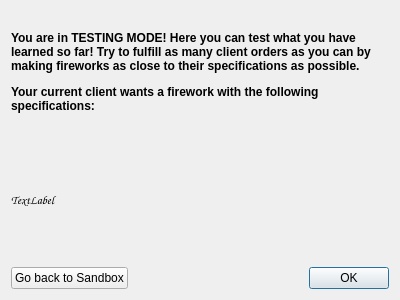
Above: RocketWorks/TestModeDialog.ui from rangusun/a8-edu-app-s23-team-rocket before the change. Below: the same form after it.
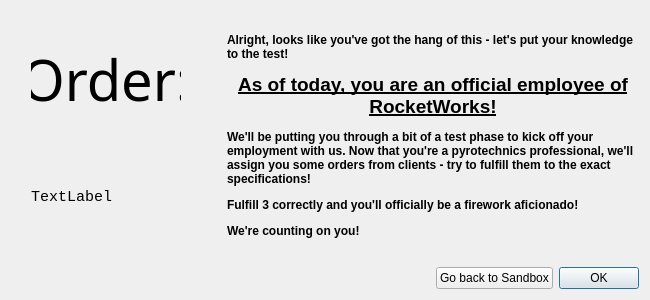
That is the form after the change.

Diff of the .ui file:
```diff
--- a/RocketWorks/TestModeDialog.ui
+++ b/RocketWorks/TestModeDialog.ui
@@ -6,16 +6,185 @@
    <rect>
     <x>0</x>
     <y>0</y>
-    <width>400</width>
+    <width>650</width>
     <height>300</height>
    </rect>
   </property>
   <property name="windowTitle">
    <string>Dialog</string>
   </property>
+  <layout class="QHBoxLayout" name="horizontalLayout_2">
+   <item>
+    <layout class="QGridLayout" name="orderLayout">
+     <item row="2" column="1">
+      <widget class="QLabel" name="specificationsLabel">
+       <property name="sizePolicy">
+        <sizepolicy hsizetype="Minimum" vsizetype="Minimum">
+         <horstretch>0</horstretch>
+         <verstretch>0</verstretch>
+        </sizepolicy>
+       </property>
+       <property name="minimumSize">
+        <size>
+         <width>150</width>
+         <height>120</height>
+        </size>
+       </property>
+       <property name="maximumSize">
+        <size>
+         <width>16777215</width>
+         <height>150</height>
+        </size>
+       </property>
+       <property name="font">
+        <font>
+         <family>Courier New</family>
+         <pointsize>11</pointsize>
+        </font>
+       </property>
+       <property name="styleSheet">
+        <string notr="true">color: black</string>
+       </property>
+       <property name="text">
+        <string>TextLabel</string>
+       </property>
+       <property name="wordWrap">
+        <bool>true</bool>
+       </property>
+       <property name="margin">
+        <number>11</number>
+       </property>
+      </widget>
+     </item>
+     <item row="0" column="1">
+      <spacer name="verticalSpacer">
+       <property name="orientation">
+        <enum>Qt::Vertical</enum>
+       </property>
+       <property name="sizeType">
+        <enum>QSizePolicy::Maximum</enum>
+       </property>
+       <property name="sizeHint" stdset="0">
+        <size>
+         <width>20</width>
+         <height>30</height>
+        </size>
+       </property>
+      </spacer>
+     </item>
+     <item row="3" column="1">
+      <spacer name="verticalSpacer_2">
+       <property name="orientation">
+        <enum>Qt::Vertical</enum>
+       </property>
+       <property name="sizeType">
+        <enum>QSizePolicy::Maximum</enum>
+       </property>
+       <property name="sizeHint" stdset="0">
+        <size>
+         <width>20</width>
+         <height>20</height>
+        </size>
+       </property>
+      </spacer>
+     </item>
+     <item row="1" column="1">
+      <widget class="QLabel" name="orderTitleLabel">
+       <property name="sizePolicy">
+        <sizepolicy hsizetype="Ignored" vsizetype="Maximum">
+         <horstretch>0</horstretch>
+         <verstretch>0</verstretch>
+        </sizepolicy>
+       </property>
+       <property name="maximumSize">
+        <size>
+         <width>16777215</width>
+         <height>16777215</height>
+        </size>
+       </property>
+       <property name="font">
+        <font>
+         <family>Brush Script MT</family>
+         <pointsize>42</pointsize>
+        </font>
+       </property>
+       <property name="styleSheet">
+        <string notr="true">color: black;</string>
+       </property>
+       <property name="text">
+        <string>Order:</string>
+       </property>
+       <property name="alignment">
+        <set>Qt::AlignCenter</set>
+       </property>
+      </widget>
+     </item>
+     <item row="2" column="0">
+      <spacer name="horizontalSpacer">
+       <property name="orientation">
+        <enum>Qt::Horizontal</enum>
+       </property>
+       <property name="sizeType">
+        <enum>QSizePolicy::Maximum</enum>
+       </property>
+       <property name="sizeHint" stdset="0">
+        <size>
+         <width>20</width>
+         <height>20</height>
+        </size>
+       </property>
+      </spacer>
+     </item>
+     <item row="2" column="2">
+      <spacer name="horizontalSpacer_2">
+       <property name="orientation">
+        <enum>Qt::Horizontal</enum>
+       </property>
+       <property name="sizeType">
+        <enum>QSizePolicy::Maximum</enum>
+       </property>
+       <property name="sizeHint" stdset="0">
+        <size>
+         <width>20</width>
+         <height>20</height>
+        </size>
+       </property>
+      </spacer>
+     </item>
+     <item row="2" column="3">
+      <spacer name="horizontalSpacer_4">
+       <property name="orientation">
+        <enum>Qt::Horizontal</enum>
+       </property>
+       <property name="sizeType">
+        <enum>QSizePolicy::Maximum</enum>
+       </property>
+       <property name="sizeHint" stdset="0">
+        <size>
+         <width>20</width>
+         <height>10</height>
+        </size>
+       </property>
+      </spacer>
+     </item>
+    </layout>
+   </item>
+   <item>
   <layout class="QVBoxLayout" name="verticalLayout">
    <item>
     <widget class="QLabel" name="introLabel">
+       <property name="sizePolicy">
+        <sizepolicy hsizetype="Preferred" vsizetype="Minimum">
+         <horstretch>0</horstretch>
+         <verstretch>0</verstretch>
+        </sizepolicy>
+       </property>
+       <property name="minimumSize">
+        <size>
+         <width>0</width>
+         <height>200</height>
+        </size>
+       </property>
      <property name="font">
       <font>
        <family>Arial</family>
@@ -23,7 +192,7 @@
       </font>
      </property>
      <property name="text">
-      <string>&lt;html&gt;&lt;head/&gt;&lt;body&gt;&lt;p&gt;&lt;span style=&quot; font-weight:700;&quot;&gt;You are in TESTING MODE! Here you can test what you have learned so far! Try to fulfill as many client orders as you can by making fireworks as close to their specifications as possible.&lt;/span&gt;&lt;/p&gt;&lt;p&gt;&lt;span style=&quot; font-weight:700;&quot;&gt;Your current client wants a firework with the following specifications:&lt;/span&gt;&lt;/p&gt;&lt;/body&gt;&lt;/html&gt;</string>
+        <string>&lt;html&gt;&lt;head/&gt;&lt;body&gt;&lt;p&gt;Alright, looks like you've got the hang of this - let's put your knowledge to the test!&lt;/p&gt;&lt;p align=&quot;center&quot;&gt;&lt;span style=&quot; font-size:14pt; text-decoration: underline;&quot;&gt;As of today, you are an official employee of RocketWorks!&lt;/span&gt;&lt;/p&gt;&lt;p&gt;We'll be putting you through a bit of a test phase to kick off your employment with us. Now that you're a pyrotechnics professional, we'll assign you some orders from clients - try to fulfill them to the exact specifications! &lt;/p&gt;&lt;p&gt;Fulfill 3 correctly and you'll officially be a firework aficionado!&lt;/p&gt;&lt;p&gt;We're counting on you!&lt;/p&gt;&lt;/body&gt;&lt;/html&gt;</string>
      </property>
      <property name="textFormat">
       <enum>Qt::RichText</enum>
@@ -33,28 +202,29 @@
      </property>
     </widget>
    </item>
-   <item>
-    <widget class="QLabel" name="specificationsLabel">
-     <property name="font">
-      <font>
-       <family>Comic Sans MS</family>
-      </font>
-     </property>
-     <property name="text">
-      <string>TextLabel</string>
-     </property>
-     <property name="wordWrap">
-      <bool>true</bool>
-     </property>
-    </widget>
-   </item>
    <item>
     <layout class="QHBoxLayout" name="horizontalLayout">
-     <property name="sizeConstraint">
-      <enum>QLayout::SetMaximumSize</enum>
-     </property>
+       <item>
+        <spacer name="horizontalSpacer_3">
+         <property name="orientation">
+          <enum>Qt::Horizontal</enum>
+         </property>
+         <property name="sizeHint" stdset="0">
+          <size>
+           <width>40</width>
+           <height>20</height>
+          </size>
+         </property>
+        </spacer>
+       </item>
      <item>
       <widget class="QPushButton" name="sandboxButton">
+         <property name="sizePolicy">
+          <sizepolicy hsizetype="Minimum" vsizetype="Maximum">
+           <horstretch>0</horstretch>
+           <verstretch>0</verstretch>
+          </sizepolicy>
+         </property>
        <property name="text">
         <string>Go back to Sandbox</string>
        </property>
@@ -62,6 +232,12 @@
      </item>
      <item>
       <widget class="QDialogButtonBox" name="buttonBox">
+         <property name="sizePolicy">
+          <sizepolicy hsizetype="Maximum" vsizetype="Maximum">
+           <horstretch>0</horstretch>
+           <verstretch>0</verstretch>
+          </sizepolicy>
+         </property>
        <property name="orientation">
         <enum>Qt::Horizontal</enum>
        </property>
@@ -69,6 +245,8 @@
         <set>QDialogButtonBox::Ok</set>
        </property>
       </widget>
+       </item>
+      </layout>
      </item>
     </layout>
    </item>
```
Lines whose indentation alone changed are shown as unchanged.
